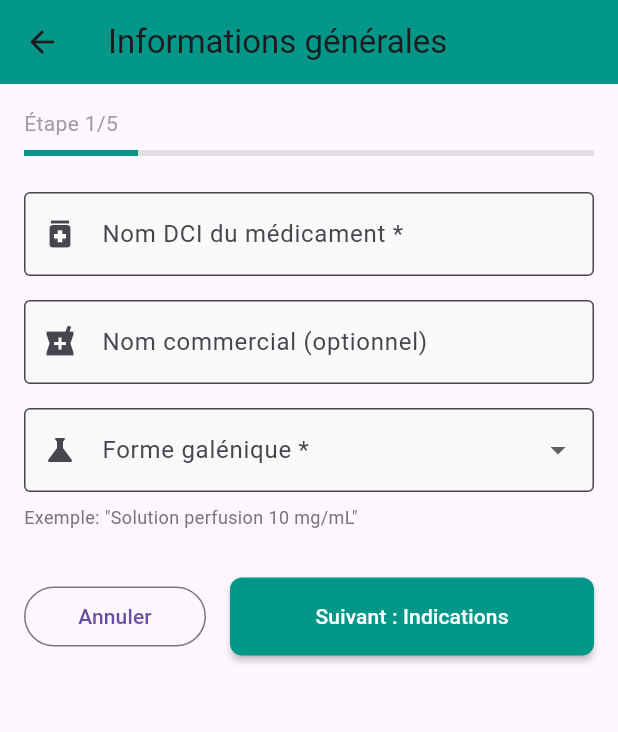
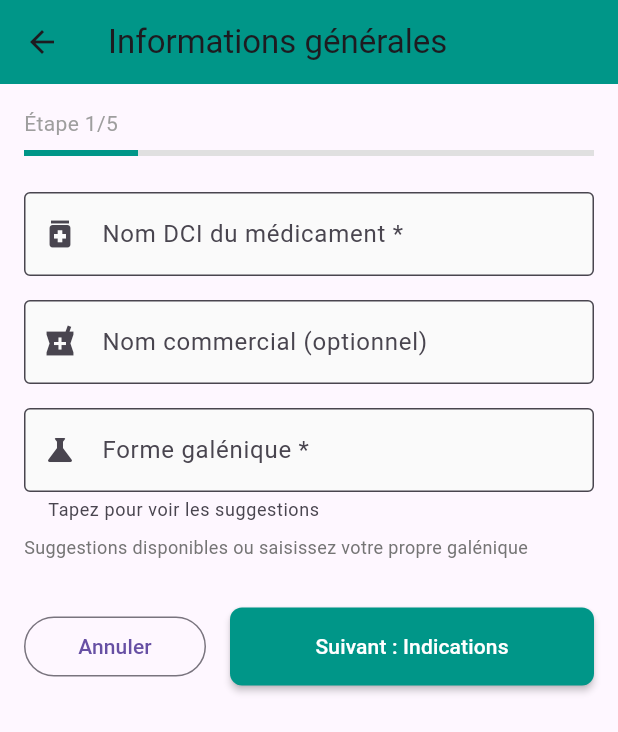
Before and after one commit to Z4rsi0/medication_editor, a Flutter app: the screen it shows after launch, after a tap on "Nouveau médicament", on a phone screen of 412 x 824 dp. Shown: the top 732 px of the screen. Run offline on Flutter 3.47's test engine with Material 3 defaults, Android fonts, the light colour scheme and no system bars; network calls fail.

Commit message:
ajustements et correctifs

```diff
--- a/lib/screens/general_info_screen.dart
+++ b/lib/screens/general_info_screen.dart
@@ -15,7 +15,7 @@ class _GeneralInfoScreenState extends State<GeneralInfoScreen> {
   final _formKey = GlobalKey<FormState>();
   final _nomController = TextEditingController();
   final _nomCommercialController = TextEditingController();
-  String? _selectedGalenique;
+  final _galeniqueController = TextEditingController();
 
   @override
   void initState() {
@@ -25,7 +25,7 @@ class _GeneralInfoScreenState extends State<GeneralInfoScreen> {
     if (med != null) {
       _nomController.text = med.nom;
       _nomCommercialController.text = med.nomCommercial ?? '';
-      _selectedGalenique = med.galenique.isEmpty ? null : med.galenique;
+      _galeniqueController.text = med.galenique;
     }
   }
 
@@ -33,6 +33,7 @@ class _GeneralInfoScreenState extends State<GeneralInfoScreen> {
   void dispose() {
     _nomController.dispose();
     _nomCommercialController.dispose();
+    _galeniqueController.dispose();
     super.dispose();
   }
 
@@ -42,7 +43,7 @@ class _GeneralInfoScreenState extends State<GeneralInfoScreen> {
       provider.updateMedicationField(
         nom: _nomController.text.trim(),
         nomCommercial: _nomCommercialController.text.trim(),
-        galenique: _selectedGalenique ?? '',
+        galenique: _galeniqueController.text.trim(),
       );
 
       Navigator.push(
@@ -108,34 +109,57 @@ class _GeneralInfoScreenState extends State<GeneralInfoScreen> {
               textCapitalization: TextCapitalization.characters,
             ),
             const SizedBox(height: 16),
-            DropdownButtonFormField<String>(
-              value: _selectedGalenique,
+            Autocomplete<String>(
+              initialValue: TextEditingValue(text: _galeniqueController.text),
+              optionsBuilder: (TextEditingValue textEditingValue) {
+                if (textEditingValue.text.isEmpty) {
+                  return const Iterable<String>.empty();
+                }
+                return MedicationConstants.galeniques.where((String option) {
+                  return option
+                      .toLowerCase()
+                      .contains(textEditingValue.text.toLowerCase());
+                });
+              },
+              onSelected: (String selection) {
+                _galeniqueController.text = selection;
+              },
+              fieldViewBuilder: (BuildContext context,
+                  TextEditingController fieldTextEditingController,
+                  FocusNode fieldFocusNode,
+                  VoidCallback onFieldSubmitted) {
+                // Synchroniser avec notre controller
+                if (fieldTextEditingController.text != _galeniqueController.text) {
+                  fieldTextEditingController.text = _galeniqueController.text;
+                }
+
+                // Écouter les changements
+                fieldTextEditingController.addListener(() {
+                  _galeniqueController.text = fieldTextEditingController.text;
+                });
+
+                return TextFormField(
+                  controller: fieldTextEditingController,
+                  focusNode: fieldFocusNode,
                   decoration: const InputDecoration(
                     labelText: 'Forme galénique *',
+                    hintText: 'Ex: Solution perfusion 10 mg/mL',
                     border: OutlineInputBorder(),
                     prefixIcon: Icon(Icons.science),
+                    helperText: 'Tapez pour voir les suggestions',
                   ),
-              items: MedicationConstants.galeniques
-                  .map((galenique) => DropdownMenuItem(
-                        value: galenique,
-                        child: Text(galenique),
-                      ))
-                  .toList(),
-              onChanged: (value) {
-                setState(() {
-                  _selectedGalenique = value;
-                });
-              },
                   validator: (value) {
-                if (value == null || value.isEmpty) {
+                    if (value == null || value.trim().isEmpty) {
                       return 'La forme galénique est obligatoire';
                     }
                     return null;
                   },
+                );
+              },
             ),
             const SizedBox(height: 8),
             Text(
-              'Exemple: "Solution perfusion 10 mg/mL"',
+              'Suggestions disponibles ou saisissez votre propre galénique',
               style: TextStyle(fontSize: 12, color: Colors.grey[600]),
             ),
             const SizedBox(height: 32),
--- a/lib/screens/home_screen.dart
+++ b/lib/screens/home_screen.dart
@@ -4,15 +4,88 @@ import '../services/medication_provider.dart';
 import 'medication_list_screen.dart';
 import 'general_info_screen.dart';
 
-class HomeScreen extends StatelessWidget {
+class HomeScreen extends StatefulWidget {
   const HomeScreen({super.key});
 
   @override
+  State<HomeScreen> createState() => _HomeScreenState();
+}
+
+class _HomeScreenState extends State<HomeScreen> {
+  bool _isLoading = false;
+
+  @override
+  void initState() {
+    super.initState();
+    _loadMedicationsFromGitHub();
+  }
+
+  Future<void> _loadMedicationsFromGitHub() async {
+    setState(() {
+      _isLoading = true;
+    });
+
+    try {
+      await Provider.of<MedicationProvider>(context, listen: false)
+          .loadFromGitHub();
+      if (mounted) {
+        ScaffoldMessenger.of(context).showSnackBar(
+          const SnackBar(
+            content: Text('Médicaments chargés depuis GitHub'),
+            backgroundColor: Colors.green,
+          ),
+        );
+      }
+    } catch (e) {
+      if (mounted) {
+        ScaffoldMessenger.of(context).showSnackBar(
+          SnackBar(
+            content: Text('Erreur: $e'),
+            backgroundColor: Colors.red,
+          ),
+        );
+      }
+    } finally {
+      if (mounted) {
+        setState(() {
+          _isLoading = false;
+        });
+      }
+    }
+  }
+
+  @override
   Widget build(BuildContext context) {
+    if (_isLoading) {
+      return Scaffold(
+        appBar: AppBar(
+          title: const Text('Éditeur de Médicaments'),
+          backgroundColor: Colors.teal,
+        ),
+        body: const Center(
+          child: Column(
+            mainAxisAlignment: MainAxisAlignment.center,
+            children: [
+              CircularProgressIndicator(),
+              SizedBox(height: 16),
+              Text('Chargement des médicaments depuis GitHub...'),
+            ],
+          ),
+        ),
+      );
+    }
+
     return Scaffold(
       appBar: AppBar(
         title: const Text('Éditeur de Médicaments'),
         backgroundColor: Colors.teal,
+        actions: [
+          IconButton(
+            icon: const Icon(Icons.refresh),
+            onPressed: _loadMedicationsFromGitHub,
+            tooltip: 'Recharger depuis GitHub',
+          ),
+        ],
       ),
       body: Center(
         child: Padding(
@@ -34,13 +107,17 @@ class HomeScreen extends StatelessWidget {
                 ),
               ),
               const SizedBox(height: 16),
-              const Text(
-                'Application d\'édition pour ped_app',
-                style: TextStyle(
-                  fontSize: 16,
-                  color: Colors.grey,
-                ),
-                textAlign: TextAlign.center,
+              Consumer<MedicationProvider>(
+                builder: (context, provider, child) {
+                  return Text(
+                    '${provider.medications.length} médicaments chargés',
+                    style: const TextStyle(
+                      fontSize: 16,
+                      color: Colors.grey,
+                    ),
+                    textAlign: TextAlign.center,
+                  );
+                },
               ),
               const SizedBox(height: 48),
               SizedBox(
--- a/lib/services/medication_provider.dart
+++ b/lib/services/medication_provider.dart
@@ -1,15 +1,18 @@
 import 'dart:convert';
 import 'package:flutter/foundation.dart';
 import '../models/medication.dart';
+import 'package:http/http.dart' as http;
 
 class MedicationProvider extends ChangeNotifier {
   final List<Medication> _medications = [];
   Medication? _currentMedication;
   Indication? _currentIndication;
+  int? _editingIndex;
 
   List<Medication> get medications => _medications;
   Medication? get currentMedication => _currentMedication;
   Indication? get currentIndication => _currentIndication;
+  bool get isEditingMode => _editingIndex != null;
 
   void startNewMedication() {
     _currentMedication = Medication(
@@ -18,6 +21,7 @@ class MedicationProvider extends ChangeNotifier {
       indications: [],
     );
     _currentIndication = null;
+    _editingIndex = null;
     notifyListeners();
   }
 
@@ -104,7 +108,16 @@ class MedicationProvider extends ChangeNotifier {
 
   void addMedicationToList() {
     if (_currentMedication == null) return;
-    _medications.add(_currentMedication!);
+
+    if (_editingIndex != null) {
+      // Mode édition : remplacer le médicament existant
+      _medications[_editingIndex!] = _currentMedication!;
+      _editingIndex = null;
+    } else {
+      // Mode création : ajouter un nouveau médicament
+      _medications.add(_currentMedication!);
+    }
+
     _currentMedication = null;
     _currentIndication = null;
     notifyListeners();
@@ -119,8 +132,16 @@ class MedicationProvider extends ChangeNotifier {
 
   void editMedication(int index) {
     if (index >= 0 && index < _medications.length) {
-      _currentMedication = _medications[index];
-      _medications.removeAt(index);
+      _editingIndex = index;
+      _currentMedication = Medication(
+        nom: _medications[index].nom,
+        nomCommercial: _medications[index].nomCommercial,
+        galenique: _medications[index].galenique,
+        indications: List.from(_medications[index].indications),
+        contreIndications: _medications[index].contreIndications,
+        surdosage: _medications[index].surdosage,
+        aSavoir: _medications[index].aSavoir,
+      );
       _currentIndication = null;
       notifyListeners();
     }
@@ -130,17 +151,29 @@ class MedicationProvider extends ChangeNotifier {
     _medications.clear();
     _currentMedication = null;
     _currentIndication = null;
+    _editingIndex = null;
     notifyListeners();
   }
 
   void cancelCurrentMedication() {
     _currentMedication = null;
     _currentIndication = null;
+    _editingIndex = null;
     notifyListeners();
   }
 
   String exportToJson() {
     final list = _medications.map((m) => m.toJson()).toList();
+    return const JsonEncoder.withIndent('  ').convert(list);
+  }
+
+  // Générer le JSON final trié alphabétiquement
+  String exportToJsonSorted() {
+    // Créer une copie de la liste et trier par nom
+    final sortedMeds = List<Medication>.from(_medications);
+    sortedMeds.sort((a, b) => a.nom.toLowerCase().compareTo(b.nom.toLowerCase()));
+
+    final list = sortedMeds.map((m) => m.toJson()).toList();
     return const JsonEncoder.withIndent('  ').convert(list);
   }
 
@@ -158,4 +191,21 @@ class MedicationProvider extends ChangeNotifier {
       throw Exception('Erreur lors du chargement du JSON: $e');
     }
   }
+
+  // Charger les médicaments depuis GitHub
+  Future<void> loadFromGitHub() async {
+    const url = 'https://raw.githubusercontent.com/Z4rsi0/ped_app_data/main/assets/medicaments_pediatrie.json';
+
+    try {
+      final response = await http.get(Uri.parse(url));
+
+      if (response.statusCode == 200) {
+        loadFromJson(response.body);
+      } else {
+        throw Exception('Erreur HTTP: ${response.statusCode}');
+      }
+    } catch (e) {
+      throw Exception('Erreur lors du chargement depuis GitHub: $e');
+    }
+  }
 }
--- a/lib/widgets/posology_form_dialog.dart
+++ b/lib/widgets/posology_form_dialog.dart
@@ -1,4 +1,6 @@
 // posology_form_dialog.dart
+
+// ignore_for_file: deprecated_member_use, unnecessary_const, unnecessary_to_list_in_spreads
 
 import 'package:flutter/material.dart';
 import 'package:flutter/services.dart';
--- a/pubspec.yaml
+++ b/pubspec.yaml
@@ -11,6 +11,7 @@ dependencies:
     sdk: flutter
   cupertino_icons: ^1.0.2
   provider: ^6.0.5
+  http: ^1.1.0
 
 dev_dependencies:
   flutter_test:
```
Also changed, not shown: lib/screens/medication_list_screen.dart (+19 -8 lines), lib/screens/preview_screen.dart (+37 -13 lines), pubspec.lock. Lines whose indentation alone changed are shown as unchanged.
